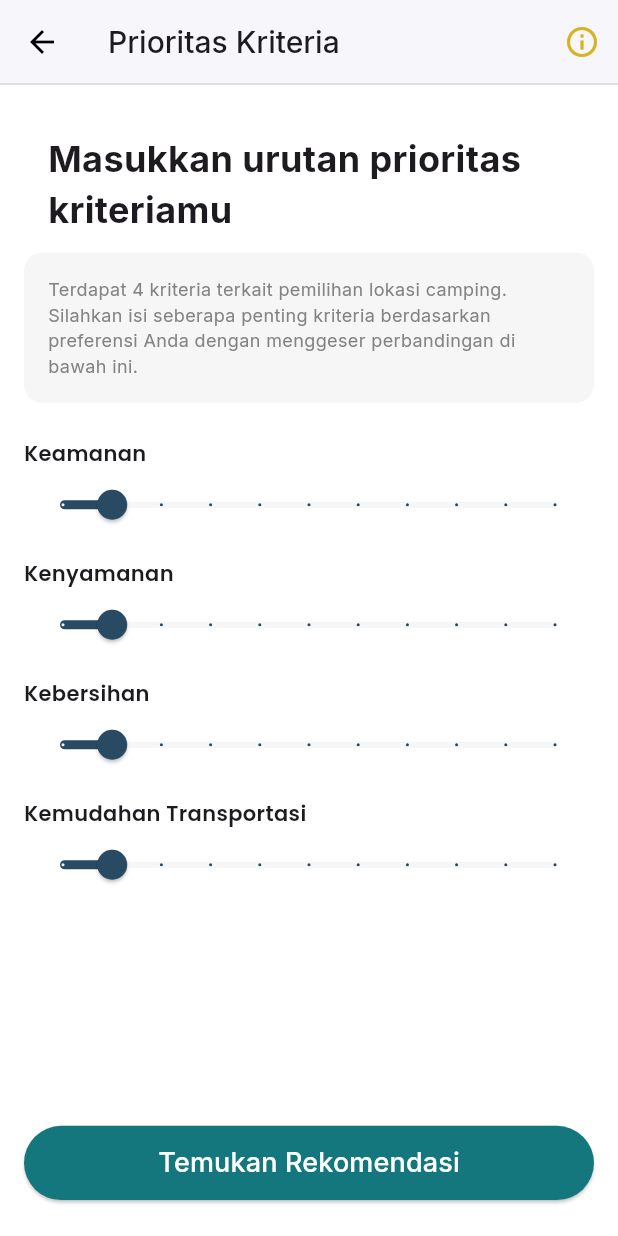
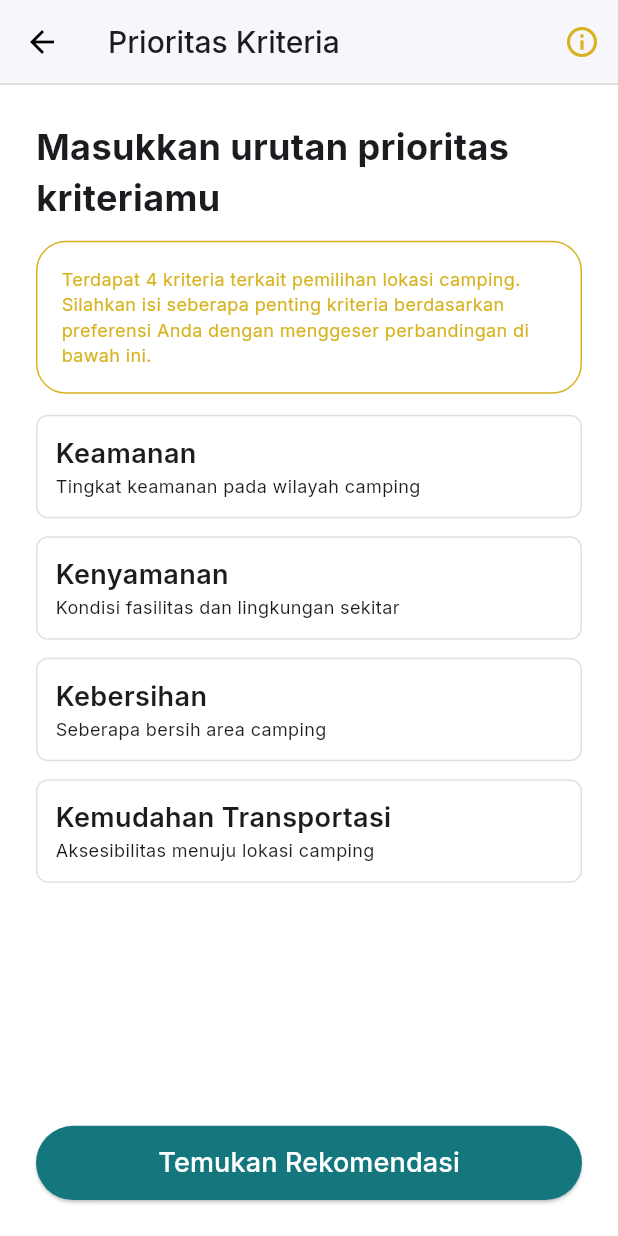
Before and after one commit to adamrasyid01/FinalProject-Camping-Frontend, a Flutter app: the PrioritasKriteriaPage screen opened by its route, on a phone screen of 412 x 824 dp. Run offline on Flutter 3.47's test engine with Material 3 defaults, Android fonts, the phone set to English and light mode, and no system bars; our stand-ins replace bloc, dartz, dio, equatable, flutter_bloc, flutter_svg and 5 more; accounts and stored records are empty.

Commit message:
fix : revamp Slicing for prioritas kriteria

```diff
--- a/lib/core/networks/api_endpoints.dart
+++ b/lib/core/networks/api_endpoints.dart
@@ -1,6 +1,6 @@
 class ApiEndpoints {
   // Menggunakan Hotspot
-  static const baseUrl = 'http://192.168.26.118:8000/api';
+  static const baseUrl = 'http://192.168.138.118:8000/api';
 
   // Menggunakana Wifi Rumah
   // static const baseUrl = 'http://192.168.100.51:8000/api';
@@ -25,5 +25,6 @@ class ApiEndpoints {
 
   // Bookmark Endpoint
   static const String bookmarks = '$baseUrl/bookmarks';
-  static String deleteBookmark(int campingSiteId) =>'$baseUrl/bookmarks/$campingSiteId';
+  static String deleteBookmark(int campingSiteId) =>
+      '$baseUrl/bookmarks/$campingSiteId';
 }
--- a/lib/features/rekomendasi/presentation/pages/prioritas_kriteria_page.dart
+++ b/lib/features/rekomendasi/presentation/pages/prioritas_kriteria_page.dart
@@ -6,7 +6,6 @@ import 'package:flutter_camping_frontend/core/widgets/custom_button.dart';
 import 'package:flutter_camping_frontend/features/rekomendasi/presentation/bloc/rekomendasi_bloc.dart';
 import 'package:flutter_camping_frontend/features/rekomendasi/data/models/user_preference_criteria_model.dart';
 import 'package:go_router/go_router.dart';
-import 'package:flutter_camping_frontend/core/widgets/custom_slider.dart';
 import 'package:shared_preferences/shared_preferences.dart';
 import 'dart:convert';
 import 'package:flutter_camping_frontend/core/services/preference.dart';
@@ -19,35 +18,52 @@ class PrioritasKriteriaPage extends StatefulWidget {
 }
 
 class _PrioritasKriteriaPageState extends State<PrioritasKriteriaPage> {
-  UserPreference userPreference = UserPreference();
-  double keamanan = 0.5;
-  double kenyamanan = 0.5;
-  double kebersihan = 0.5;
-  double kemudahanTransportasi = 0.5;
+  final UserPreferenceService userPreference = UserPreferenceService();
+  final MyColor myColor = MyColor();
+
+  /// Mapping ID ke Nama Kriteria
+  final Map<String, int> criteriaMapping = {
+    'Keamanan': 1,
+    'Kenyamanan': 2,
+    'Kebersihan': 3,
+    'Kemudahan Transportasi': 4,
+  };
+
+  List<Map<String, dynamic>> myTiles = [
+    {'name': 'Keamanan', 'weight': 9.0},
+    {'name': 'Kenyamanan', 'weight': 7.0},
+    {'name': 'Kebersihan', 'weight': 5.0},
+    {'name': 'Kemudahan Transportasi', 'weight': 3.0},
+  ];
 
   @override
   void initState() {
     super.initState();
     _loadUserPreferences();
-    userPreference.loadPreferences();
   }
 
   Future<void> _savePreferences() async {
     final rekomendasiBloc = context.read<RekomendasiBloc>();
 
-    List<UserPreferenceCriteriaModel> preferences = [
-      UserPreferenceCriteriaModel(criteria_id: 1, weight: keamanan),
-      UserPreferenceCriteriaModel(criteria_id: 2, weight: kenyamanan),
-      UserPreferenceCriteriaModel(criteria_id: 3, weight: kebersihan),
-      UserPreferenceCriteriaModel(
-          criteria_id: 4, weight: kemudahanTransportasi),
-    ];
+    print("myTiles setelah update weight: $myTiles");
+
+    // Konversi ke Model UserPreferenceCriteriaModel sesuai urutan myTiles saat ini
+    List<UserPreferenceCriteriaModel> preferences = myTiles
+        .map((tile) => UserPreferenceCriteriaModel(
+              criteria_id: criteriaMapping[tile['name']]!,
+              weight: tile['weight'], // Menggunakan nilai yang ada
+            ))
+        .toList();
+
+    print("Event dikirim ke Bloc dengan data: $preferences");
 
     // Simpan ke SharedPreferences
     SharedPreferences prefs = await SharedPreferences.getInstance();
     String encodedData =
         jsonEncode(preferences.map((e) => e.toJson()).toList());
     await prefs.setString("user_preferences", encodedData);
+
+    // Kirim ke Bloc
     rekomendasiBloc
         .add(RekomendasiEventSaveUserPreferenceCriteria(preferences));
 
@@ -55,12 +71,10 @@ class _PrioritasKriteriaPageState extends State<PrioritasKriteriaPage> {
   }
 
   Future<void> _loadUserPreferences() async {
-    await userPreference.loadPreferences();
+    List<Map<String, dynamic>> preferences =
+        await userPreference.getPreferences();
     setState(() {
-      keamanan = userPreference.keamanan ?? 0.5;
-      kenyamanan = userPreference.kenyamanan ?? 0.5;
-      kebersihan = userPreference.kebersihan ?? 0.5;
-      kemudahanTransportasi = userPreference.kemudahanTransportasi ?? 0.5;
+      myTiles = preferences;
     });
   }
 
@@ -87,24 +101,23 @@ class _PrioritasKriteriaPageState extends State<PrioritasKriteriaPage> {
           },
         ),
         bottom: PreferredSize(
-          preferredSize: Size.fromHeight(0.5), // Ketebalan garis
+          preferredSize: Size.fromHeight(0.5),
           child: Divider(
             height: 1,
             thickness: 1,
-            color: MyColor().secondaryColor, // Warna garis
+            color: myColor.secondaryColor,
           ),
         ),
       ),
       body: Padding(
-        padding: const EdgeInsets.fromLTRB(16.0, 8.0, 16.0, 8.0),
+        padding: const EdgeInsets.fromLTRB(24.0, 8.0, 24.0, 8.0),
         child: Column(
           children: [
             Expanded(
-              child: ListView(
-                padding: EdgeInsets.zero,
+              child: Column(
                 children: [
                   Padding(
-                    padding: const EdgeInsets.fromLTRB(16.0, 24.0, 16.0, 12.0),
+                    padding: const EdgeInsets.fromLTRB(0, 16.0, 16.0, 12.0),
                     child: Text(
                       "Masukkan urutan prioritas kriteriamu",
                       style: AppTextStyle.bold24,
@@ -113,37 +126,81 @@ class _PrioritasKriteriaPageState extends State<PrioritasKriteriaPage> {
                   Container(
                     padding: EdgeInsets.all(16),
                     decoration: BoxDecoration(
-                      color: MyColor().customGrey,
-                      borderRadius: BorderRadius.circular(12),
+                      // Warna latar belakang
+                      borderRadius: BorderRadius.circular(
+                          20), // Border radius sesuai gambar
+                      border: Border.all(
+                        color: myColor.customOrange, // Warna border
+                        width: 1, // Ketebalan border
+                      ),
                     ),
                     child: Text(
                       "Terdapat 4 kriteria terkait pemilihan lokasi camping. Silahkan isi seberapa penting kriteria berdasarkan preferensi Anda dengan menggeser perbandingan di bawah ini.",
                       style: AppTextStyle.regular12.copyWith(
-                        color: MyColor().darkGrey,
+                        color: myColor.customOrange,
                       ),
                     ),
                   ),
-                  SizedBox(height: 24),
-                  CustomSlider(
-                    title: "Keamanan",
-                    value: keamanan,
-                    onChanged: (value) => setState(() => keamanan = value),
-                  ),
-                  CustomSlider(
-                    title: "Kenyamanan",
-                    value: kenyamanan,
-                    onChanged: (value) => setState(() => kenyamanan = value),
-                  ),
-                  CustomSlider(
-                    title: "Kebersihan",
-                    value: kebersihan,
-                    onChanged: (value) => setState(() => kebersihan = value),
-                  ),
-                  CustomSlider(
-                    title: "Kemudahan Transportasi",
-                    value: kemudahanTransportasi,
-                    onChanged: (value) =>
-                        setState(() => kemudahanTransportasi = value),
+                  SizedBox(height: 8),
+                  SizedBox(
+                    height: 320,
+                    child: ReorderableListView(
+                      proxyDecorator: (Widget child, int index,
+                          Animation<double> animation) {
+                        return Material(
+                          elevation: 4,
+                          color: Colors.transparent,
+                          child: child,
+                        );
+                      },
+                      buildDefaultDragHandles:
+                          false, // Matikan drag handle bawaan
+                      children: [
+                        for (int i = 0; i < myTiles.length; i++)
+                          ReorderableDragStartListener(
+                            key: ValueKey(i),
+                            index: i,
+                            child: Container(
+                              padding: EdgeInsets.symmetric(
+                                  vertical: 12, horizontal: 12),
+                              margin: EdgeInsets.symmetric(vertical: 6),
+                              decoration: BoxDecoration(
+                                color: Colors.white,
+                                borderRadius: BorderRadius.circular(8),
+                                border: Border.all(color: Colors.grey.shade300),
+                              ),
+                              child: Column(
+                                mainAxisAlignment: MainAxisAlignment.start,
+                                crossAxisAlignment: CrossAxisAlignment.start,
+                                children: [
+                                  Text(
+                                    myTiles[i]['name'],
+                                    style: AppTextStyle.semiBold18,
+                                  ),
+                                  Text(
+                                    _getSubtitle(myTiles[i]['name']),
+                                    style: AppTextStyle.regular12,
+                                  ),
+                                ],
+                              ),
+                            ),
+                          ),
+                      ],
+                      onReorder: (int oldIndex, int newIndex) {
+                        setState(() {
+                          if (oldIndex < newIndex) {
+                            newIndex -= 1;
+                          }
+                          final item = myTiles.removeAt(oldIndex);
+                          myTiles.insert(newIndex, item);
+
+                          // Update weight berdasarkan posisi baru
+                          for (int i = 0; i < myTiles.length; i++) {
+                            myTiles[i]['weight'] = 9.0 - (i * 2.0);
+                          }
+                        });
+                      },
+                    ),
                   ),
                 ],
               ),
@@ -169,6 +226,20 @@ class _PrioritasKriteriaPageState extends State<PrioritasKriteriaPage> {
         ),
       ),
     );
-    // Coba Buat Sharedpreference
   }
 }
+
+String _getSubtitle(String name) {
+  switch (name) {
+    case 'Keamanan':
+      return 'Tingkat keamanan pada wilayah camping';
+    case 'Kenyamanan':
+      return 'Kondisi fasilitas dan lingkungan sekitar';
+    case 'Kebersihan':
+      return 'Seberapa bersih area camping';
+    case 'Kemudahan Transportasi':
+      return 'Aksesibilitas menuju lokasi camping';
+    default:
+      return '';
+  }
+}
```
Also changed, not shown: lib/core/services/preference.dart (+31 -12 lines), 4 other files.
